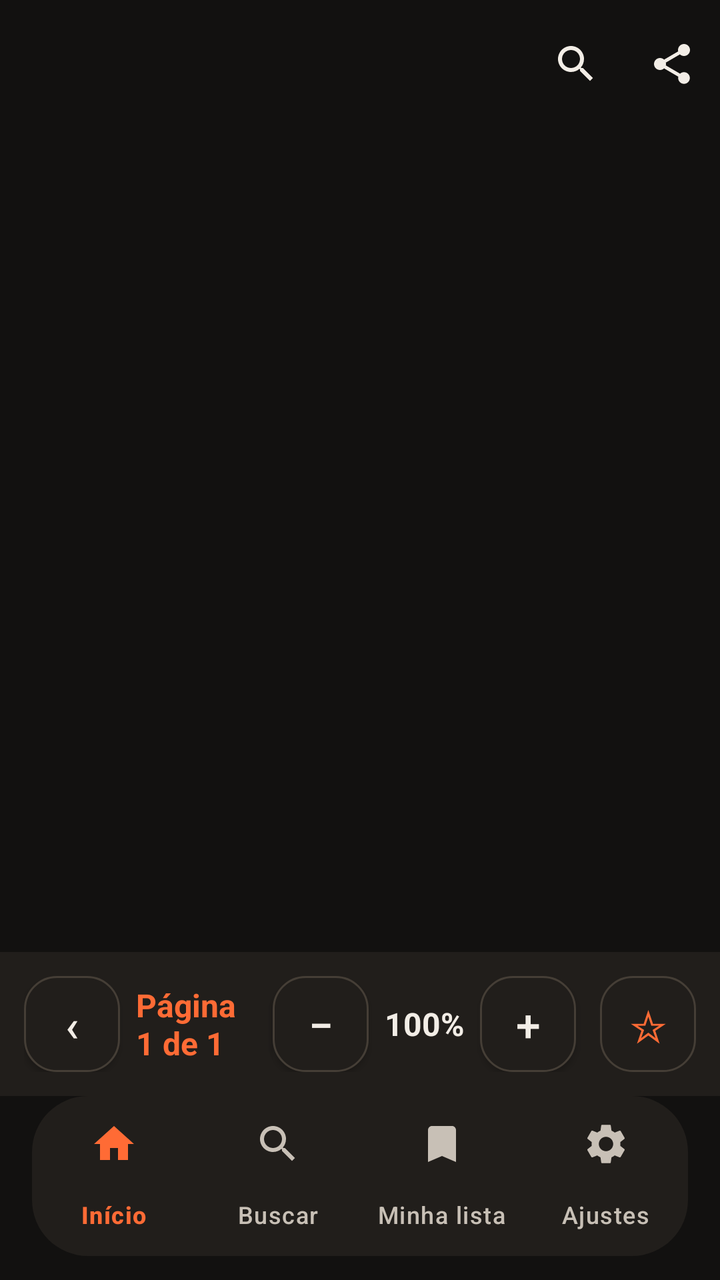
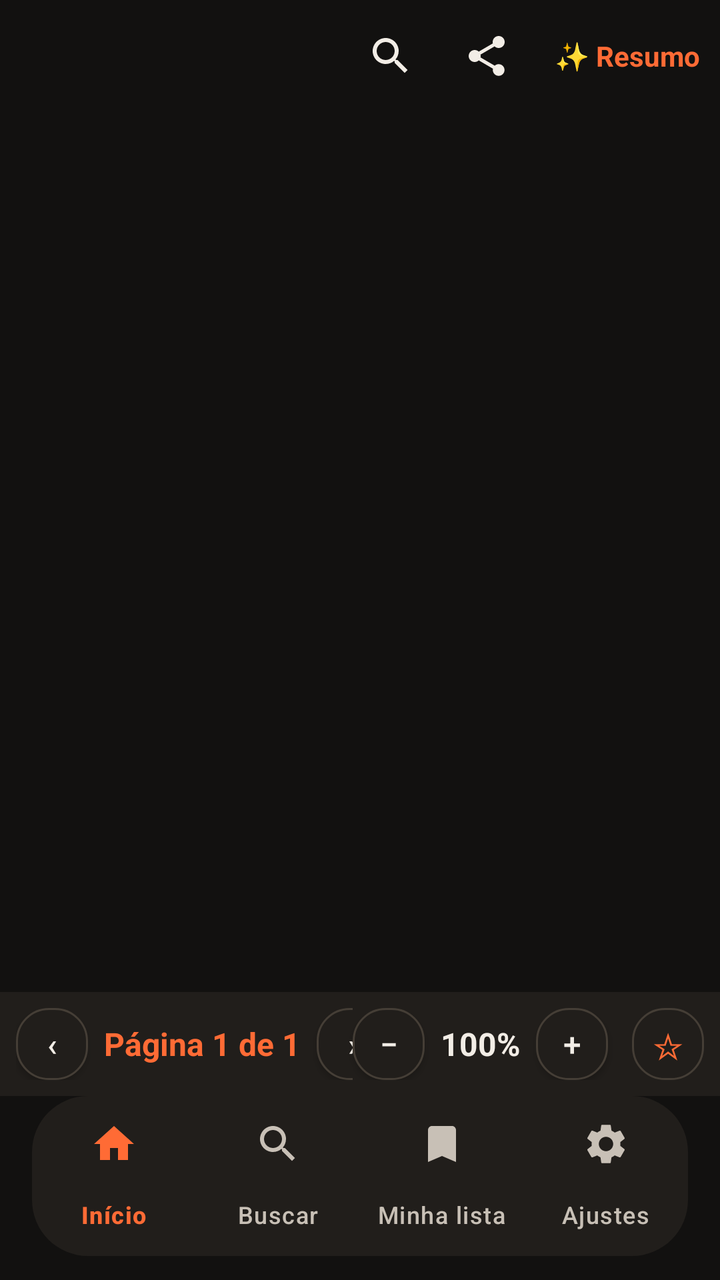

The first picture is an Android layout as it rendered before a commit; the second is the same layout after the commit. The layout source and the unified diff follow.
<!-- AndroidManifest.xml: application theme Theme.BiBiFit -->
<!-- res/layout/activity_pdf_reader.xml -->
<?xml version="1.0" encoding="utf-8"?>
<LinearLayout xmlns:android="http://schemas.android.com/apk/res/android"
    xmlns:app="http://schemas.android.com/apk/res-auto"
    android:layout_width="match_parent"
    android:layout_height="match_parent"
    android:background="@color/md_background"
    android:orientation="vertical">

    <com.google.android.material.appbar.MaterialToolbar
        android:id="@+id/toolbar"
        android:layout_width="match_parent"
        android:layout_height="64dp"
        android:background="@color/md_background"
        android:elevation="0dp"
        app:navigationIconTint="@color/md_primary"
        app:titleTextAppearance="@style/TextAppearance.Material3.TitleLarge"
        app:titleTextColor="@color/md_on_surface">

        <LinearLayout
            android:layout_width="wrap_content"
            android:layout_height="match_parent"
            android:layout_gravity="end"
            android:gravity="center_vertical"
            android:orientation="horizontal">

            <ImageView
                android:id="@+id/btnSearch"
                android:layout_width="48dp"
                android:layout_height="48dp"
                android:clickable="true"
                android:contentDescription="Buscar no texto"
                android:focusable="true"
                android:padding="12dp"
                android:src="@drawable/ic_search"
                android:tint="@color/md_on_surface" />

            <ImageView
                android:id="@+id/btnShare"
                android:layout_width="48dp"
                android:layout_height="48dp"
                android:clickable="true"
                android:contentDescription="Compartilhar"
                android:focusable="true"
                android:padding="12dp"
                android:src="@drawable/ic_share"
                android:tint="@color/md_on_surface" />
        </LinearLayout>
    </com.google.android.material.appbar.MaterialToolbar>

    
    <LinearLayout
        android:id="@+id/searchBar"
        android:layout_width="match_parent"
        android:layout_height="wrap_content"
        android:gravity="center_vertical"
        android:orientation="horizontal"
        android:paddingHorizontal="@dimen/content_margin"
        android:paddingVertical="@dimen/spacing_sm"
        android:visibility="gone">

        <com.google.android.material.textfield.TextInputLayout
            android:layout_width="0dp"
            android:layout_height="wrap_content"
            android:layout_weight="1"
            app:boxBackgroundColor="@color/md_surface_container"
            app:boxCornerRadiusTopStart="28dp"
            app:boxCornerRadiusTopEnd="28dp"
            app:boxCornerRadiusBottomStart="28dp"
            app:boxCornerRadiusBottomEnd="28dp"
            app:boxStrokeWidth="0dp">

            <com.google.android.material.textfield.TextInputEditText
                android:id="@+id/searchInput"
                android:layout_width="match_parent"
                android:layout_height="wrap_content"
                android:hint="Buscar no texto…"
                android:imeOptions="actionSearch"
                android:inputType="text"
                android:textColor="@color/md_on_surface"
                android:textColorHint="@color/md_on_surface_variant"
                android:textSize="@dimen/text_card_subtitle" />
        </com.google.android.material.textfield.TextInputLayout>

        <TextView
            android:id="@+id/searchCount"
            android:layout_width="wrap_content"
            android:layout_height="wrap_content"
            android:layout_marginStart="@dimen/spacing_sm"
            android:textColor="@color/md_on_surface_variant"
            android:textSize="@dimen/text_card_subtitle" />

        <androidx.appcompat.widget.AppCompatButton
            android:id="@+id/btnSearchPrev"
            android:layout_width="48dp"
            android:layout_height="48dp"
            android:background="@drawable/chip_outline"
            android:focusable="true"
            android:text="‹"
            android:textColor="@color/md_on_surface"
            android:textSize="20sp" />

        <androidx.appcompat.widget.AppCompatButton
            android:id="@+id/btnSearchNext"
            android:layout_width="48dp"
            android:layout_height="48dp"
            android:layout_marginStart="@dimen/spacing_xs"
            android:background="@drawable/chip_outline"
            android:focusable="true"
            android:text="›"
            android:textColor="@color/md_on_surface"
            android:textSize="20sp" />
    </LinearLayout>

    
    <HorizontalScrollView
        android:id="@+id/pageScrollH"
        android:layout_width="match_parent"
        android:layout_height="0dp"
        android:layout_weight="1"
        android:fillViewport="true"
        android:focusable="true"
        android:scrollbars="none">

        <ScrollView
            android:id="@+id/pageScrollV"
            android:layout_width="wrap_content"
            android:layout_height="match_parent"
            android:fillViewport="true"
            android:focusable="true"
            android:scrollbars="none">

            <FrameLayout
                android:layout_width="wrap_content"
                android:layout_height="wrap_content"
                android:padding="@dimen/spacing_lg">

                <com.google.android.material.card.MaterialCardView
                    android:layout_width="wrap_content"
                    android:layout_height="wrap_content"
                    app:cardCornerRadius="@dimen/radius_md"
                    app:cardElevation="@dimen/elevation_3"
                    app:cardBackgroundColor="@android:color/white">

                    <ImageView
                        android:id="@+id/pageImage"
                        android:layout_width="wrap_content"
                        android:layout_height="wrap_content"
                        android:contentDescription="Página do PDF" />
                </com.google.android.material.card.MaterialCardView>

                <ProgressBar
                    android:id="@+id/loadingView"
                    android:layout_width="wrap_content"
                    android:layout_height="wrap_content"
                    android:layout_gravity="center"
                    android:visibility="gone" />

                <TextView
                    android:id="@+id/errorView"
                    android:layout_width="wrap_content"
                    android:layout_height="wrap_content"
                    android:layout_gravity="center"
                    android:gravity="center"
                    android:textColor="@color/md_on_surface_variant"
                    android:textSize="@dimen/text_detail_body"
                    android:visibility="gone" />
            </FrameLayout>
        </ScrollView>
    </HorizontalScrollView>

    
    <LinearLayout
        android:layout_width="match_parent"
        android:layout_height="wrap_content"
        android:background="@color/md_surface_container"
        android:gravity="center_vertical"
        android:orientation="horizontal"
        android:padding="@dimen/spacing_md">

        <LinearLayout
            android:layout_width="0dp"
            android:layout_height="wrap_content"
            android:layout_weight="1"
            android:gravity="center_vertical"
            android:orientation="horizontal">

            <androidx.appcompat.widget.AppCompatButton
                android:id="@+id/btnPrevPage"
                android:layout_width="48dp"
                android:layout_height="48dp"
                android:background="@drawable/chip_outline"
                android:focusable="true"
                android:text="‹"
                android:textColor="@color/md_on_surface"
                android:textSize="22sp" />

            <TextView
                android:id="@+id/pageLabel"
                android:layout_width="wrap_content"
                android:layout_height="wrap_content"
                android:layout_marginHorizontal="@dimen/spacing_sm"
                android:clickable="true"
                android:focusable="true"
                android:text="Página 1 de 1"
                android:textColor="@color/md_primary"
                android:textSize="@dimen/text_card_title"
                android:textStyle="bold" />

            <androidx.appcompat.widget.AppCompatButton
                android:id="@+id/btnNextPage"
                android:layout_width="48dp"
                android:layout_height="48dp"
                android:background="@drawable/chip_outline"
                android:focusable="true"
                android:text="›"
                android:textColor="@color/md_on_surface"
                android:textSize="22sp" />
        </LinearLayout>

        <androidx.appcompat.widget.AppCompatButton
            android:id="@+id/btnZoomOut"
            android:layout_width="48dp"
            android:layout_height="48dp"
            android:background="@drawable/chip_outline"
            android:focusable="true"
            android:text="−"
            android:textColor="@color/md_on_surface"
            android:textSize="22sp" />

        <TextView
            android:id="@+id/zoomLabel"
            android:layout_width="wrap_content"
            android:layout_height="wrap_content"
            android:layout_marginHorizontal="@dimen/spacing_sm"
            android:text="100%"
            android:textColor="@color/md_on_surface"
            android:textSize="@dimen/text_card_title"
            android:textStyle="bold" />

        <androidx.appcompat.widget.AppCompatButton
            android:id="@+id/btnZoomIn"
            android:layout_width="48dp"
            android:layout_height="48dp"
            android:background="@drawable/chip_outline"
            android:focusable="true"
            android:text="+"
            android:textColor="@color/md_on_surface"
            android:textSize="22sp" />

        <TextView
            android:id="@+id/btnBookmark"
            android:layout_width="48dp"
            android:layout_height="48dp"
            android:layout_marginStart="@dimen/spacing_md"
            android:background="@drawable/chip_outline"
            android:clickable="true"
            android:focusable="true"
            android:gravity="center"
            android:text="☆"
            android:textColor="@color/md_primary"
            android:textSize="22sp" />
    </LinearLayout>

    
    <com.google.android.material.bottomnavigation.BottomNavigationView
        android:id="@+id/bottomNav"
        android:layout_width="match_parent"
        android:layout_height="wrap_content"
        android:layout_marginHorizontal="@dimen/content_margin"
        android:layout_marginBottom="@dimen/spacing_md"
        android:background="@drawable/nav_bar_background"
        android:elevation="@dimen/elevation_3"
        app:itemActiveIndicatorStyle="@style/NavIndicatorPill"
        app:itemIconTint="@color/bottom_nav_item_color"
        app:itemTextColor="@color/bottom_nav_item_color"
        app:labelVisibilityMode="labeled"
        app:menu="@menu/bottom_nav_menu" />
</LinearLayout>
<!-- resources referenced by this layout -->
<resources>
  <color name="md_background">#FF121110</color>
  <color name="md_on_surface">#FFF2EDE6</color>
  <color name="md_on_surface_variant">#FFC8C0B6</color>
  <color name="md_primary">#FFFF6B35</color>
  <color name="md_surface_container">#FF211E1B</color>
  <dimen name="content_margin">16dp</dimen>
  <dimen name="elevation_3">3dp</dimen>
  <dimen name="radius_md">12dp</dimen>
  <dimen name="spacing_lg">16dp</dimen>
  <dimen name="spacing_md">12dp</dimen>
  <dimen name="spacing_sm">8dp</dimen>
  <dimen name="spacing_xs">4dp</dimen>
  <dimen name="text_card_subtitle">14sp</dimen>
  <dimen name="text_card_title">16sp</dimen>
  <dimen name="text_detail_body">16sp</dimen>
  <!-- drawable chip_outline (drawable) -->
  <?xml version="1.0" encoding="utf-8"?>
  <shape xmlns:android="http://schemas.android.com/apk/res/android"
      android:shape="rectangle">
      <corners android:radius="16dp" />
      <solid android:color="@color/md_surface_container" />
      <stroke
          android:width="1dp"
          android:color="@color/md_outline" />
  </shape>
  <!-- drawable ic_search (drawable) -->
  <?xml version="1.0" encoding="utf-8"?>
  <vector xmlns:android="http://schemas.android.com/apk/res/android"
      android:width="24dp"
      android:height="24dp"
      android:viewportWidth="24"
      android:viewportHeight="24"
      android:tint="?attr/colorControlNormal">
      <path
          android:fillColor="@android:color/white"
          android:pathData="M15.5,14h-0.79l-0.28,-0.27C15.41,12.59 16,11.11 16,9.5 16,5.91 13.09,3 9.5,3S3,5.91 3,9.5 5.91,16 9.5,16c1.61,0 3.09,-0.59 4.23,-1.57l0.27,0.28v0.79l5,4.99L20.49,19l-4.99,-5zm-6,0C7.01,14 5,11.99 5,9.5S7.01,5 9.5,5 14,7.01 14,9.5 11.99,14 9.5,14z" />
  </vector>
  <!-- drawable nav_bar_background (drawable) -->
  <?xml version="1.0" encoding="utf-8"?>
  <shape xmlns:android="http://schemas.android.com/apk/res/android"
      android:shape="rectangle">
      <corners android:radius="28dp" />
      <solid android:color="@color/md_surface_container" />
  </shape>
  <style name="NavIndicatorPill" parent="Widget.Material3.BottomNavigationView.ActiveIndicator">
          <item name="android:background">@drawable/nav_indicator_pill</item>
      </style>
  <color name="md_outline">#FF453E36</color>
  <!-- drawable nav_indicator_pill (drawable) -->
  <?xml version="1.0" encoding="utf-8"?>
  <shape xmlns:android="http://schemas.android.com/apk/res/android"
      android:shape="rectangle">
      <corners android:radius="@dimen/radius_pill" />
      <solid android:color="@color/hero_badge_bg" />
  </shape>
  <color name="md_on_primary">#FF241207</color>
  <color name="md_primary_container">#FF7B2D12</color>
  <color name="md_on_primary_container">#FFFFEAF1</color>
  <color name="md_secondary">#FFD9A05B</color>
  <color name="md_on_secondary">#FF241A08</color>
  <color name="md_secondary_container">#FF4A3413</color>
  <color name="md_on_secondary_container">#FFF7E8CF</color>
  <color name="md_surface">#FF1B1917</color>
  <color name="md_surface_variant">#FF2A2622</color>
  <color name="md_on_background">#FFF2EDE6</color>
  <color name="md_outline_variant">#FF2E2A26</color>
  <color name="md_error">#FFCF6679</color>
  <color name="md_on_error">#FF600014</color>
  <style name="Widget.Meggy.CardView" parent="Widget.Material3.CardView.Filled">
          <item name="cardBackgroundColor">@color/md_surface_container</item>
          <item name="cardCornerRadius">20dp</item>
          <item name="cardElevation">2dp</item>
          <item name="contentPadding">0dp</item>
          <item name="strokeWidth">0dp</item>
      </style>
  <dimen name="radius_pill">64dp</dimen>
  <color name="hero_badge_bg">#1FFF6B35</color>
  <!-- unchanged entries left out for length: 2 -->
</resources>

<!-- the commit's change to res/layout/activity_pdf_reader.xml (unified diff, before → after) -->
@@ -9,7 +9,7 @@
     <com.google.android.material.appbar.MaterialToolbar
         android:id="@+id/toolbar"
         android:layout_width="match_parent"
-        android:layout_height="64dp"
+        android:layout_height="56dp"
         android:background="@color/md_background"
         android:elevation="0dp"
         app:navigationIconTint="@color/md_primary"
@@ -44,6 +44,21 @@
                 android:padding="12dp"
                 android:src="@drawable/ic_share"
                 android:tint="@color/md_on_surface" />
+
+            
+            <TextView
+                android:id="@+id/btnSummary"
+                android:layout_width="wrap_content"
+                android:layout_height="48dp"
+                android:clickable="true"
+                android:contentDescription="Gerar resumo com a Meggy"
+                android:focusable="true"
+                android:gravity="center"
+                android:paddingHorizontal="10dp"
+                android:text="✨ Resumo"
+                android:textColor="@color/md_primary"
+                android:textSize="14sp"
+                android:textStyle="bold" />
         </LinearLayout>
     </com.google.android.material.appbar.MaterialToolbar>
 
@@ -91,82 +106,56 @@
 
         <androidx.appcompat.widget.AppCompatButton
             android:id="@+id/btnSearchPrev"
-            android:layout_width="48dp"
-            android:layout_height="48dp"
+            android:layout_width="36dp"
+            android:layout_height="36dp"
             android:background="@drawable/chip_outline"
             android:focusable="true"
             android:text="‹"
             android:textColor="@color/md_on_surface"
-            android:textSize="20sp" />
+            android:textSize="16sp" />
 
         <androidx.appcompat.widget.AppCompatButton
             android:id="@+id/btnSearchNext"
-            android:layout_width="48dp"
-            android:layout_height="48dp"
+            android:layout_width="36dp"
+            android:layout_height="36dp"
             android:layout_marginStart="@dimen/spacing_xs"
             android:background="@drawable/chip_outline"
             android:focusable="true"
             android:text="›"
             android:textColor="@color/md_on_surface"
-            android:textSize="20sp" />
+            android:textSize="16sp" />
     </LinearLayout>
 
     
-    <HorizontalScrollView
-        android:id="@+id/pageScrollH"
+    <FrameLayout
         android:layout_width="match_parent"
         android:layout_height="0dp"
-        android:layout_weight="1"
-        android:fillViewport="true"
-        android:focusable="true"
-        android:scrollbars="none">
-
-        <ScrollView
-            android:id="@+id/pageScrollV"
-            android:layout_width="wrap_content"
+        android:layout_weight="1">
+
+        <androidx.recyclerview.widget.RecyclerView
+            android:id="@+id/pdfPages"
+            android:layout_width="match_parent"
             android:layout_height="match_parent"
-            android:fillViewport="true"
-            android:focusable="true"
-            android:scrollbars="none">
-
-            <FrameLayout
-                android:layout_width="wrap_content"
-                android:layout_height="wrap_content"
-                android:padding="@dimen/spacing_lg">
-
-                <com.google.android.material.card.MaterialCardView
-                    android:layout_width="wrap_content"
-                    android:layout_height="wrap_content"
-                    app:cardCornerRadius="@dimen/radius_md"
-                    app:cardElevation="@dimen/elevation_3"
-                    app:cardBackgroundColor="@android:color/white">
-
-                    <ImageView
-                        android:id="@+id/pageImage"
-                        android:layout_width="wrap_content"
-                        android:layout_height="wrap_content"
-                        android:contentDescription="Página do PDF" />
-                </com.google.android.material.card.MaterialCardView>
-
-                <ProgressBar
-                    android:id="@+id/loadingView"
-                    android:layout_width="wrap_content"
-                    android:layout_height="wrap_content"
-                    android:layout_gravity="center"
-                    android:visibility="gone" />
-
-                <TextView
-                    android:id="@+id/errorView"
-                    android:layout_width="wrap_content"
-                    android:layout_height="wrap_content"
-                    android:layout_gravity="center"
-                    android:gravity="center"
-                    android:textColor="@color/md_on_surface_variant"
-                    android:textSize="@dimen/text_detail_body"
-                    android:visibility="gone" />
-            </FrameLayout>
-        </ScrollView>
-    </HorizontalScrollView>
+            android:focusable="true"
+            android:scrollbars="vertical" />
+
+        <ProgressBar
+            android:id="@+id/loadingView"
+            android:layout_width="wrap_content"
+            android:layout_height="wrap_content"
+            android:layout_gravity="center"
+            android:visibility="gone" />
+
+        <TextView
+            android:id="@+id/errorView"
+            android:layout_width="wrap_content"
+            android:layout_height="wrap_content"
+            android:layout_gravity="center"
+            android:gravity="center"
+            android:textColor="@color/md_on_surface_variant"
+            android:textSize="@dimen/text_detail_body"
+            android:visibility="gone" />
+    </FrameLayout>
 
     
     <LinearLayout
@@ -175,7 +164,7 @@
         android:background="@color/md_surface_container"
         android:gravity="center_vertical"
         android:orientation="horizontal"
-        android:padding="@dimen/spacing_md">
+        android:padding="@dimen/spacing_sm">
 
         <LinearLayout
             android:layout_width="0dp"
@@ -186,13 +175,13 @@
 
             <androidx.appcompat.widget.AppCompatButton
                 android:id="@+id/btnPrevPage"
-                android:layout_width="48dp"
-                android:layout_height="48dp"
+                android:layout_width="36dp"
+                android:layout_height="36dp"
                 android:background="@drawable/chip_outline"
                 android:focusable="true"
                 android:text="‹"
                 android:textColor="@color/md_on_surface"
-                android:textSize="22sp" />
+                android:textSize="16sp" />
 
             <TextView
                 android:id="@+id/pageLabel"
@@ -208,24 +197,24 @@
 
             <androidx.appcompat.widget.AppCompatButton
                 android:id="@+id/btnNextPage"
-                android:layout_width="48dp"
-                android:layout_height="48dp"
+                android:layout_width="36dp"
+                android:layout_height="36dp"
                 android:background="@drawable/chip_outline"
                 android:focusable="true"
                 android:text="›"
                 android:textColor="@color/md_on_surface"
-                android:textSize="22sp" />
+                android:textSize="16sp" />
         </LinearLayout>
 
         <androidx.appcompat.widget.AppCompatButton
             android:id="@+id/btnZoomOut"
-            android:layout_width="48dp"
-            android:layout_height="48dp"
+            android:layout_width="36dp"
+            android:layout_height="36dp"
             android:background="@drawable/chip_outline"
             android:focusable="true"
             android:text="−"
             android:textColor="@color/md_on_surface"
-            android:textSize="22sp" />
+            android:textSize="16sp" />
 
         <TextView
             android:id="@+id/zoomLabel"
@@ -239,18 +228,18 @@
 
         <androidx.appcompat.widget.AppCompatButton
             android:id="@+id/btnZoomIn"
-            android:layout_width="48dp"
-            android:layout_height="48dp"
+            android:layout_width="36dp"
+            android:layout_height="36dp"
             android:background="@drawable/chip_outline"
             android:focusable="true"
             android:text="+"
             android:textColor="@color/md_on_surface"
-            android:textSize="22sp" />
+            android:textSize="16sp" />
 
         <TextView
             android:id="@+id/btnBookmark"
-            android:layout_width="48dp"
-            android:layout_height="48dp"
+            android:layout_width="36dp"
+            android:layout_height="36dp"
             android:layout_marginStart="@dimen/spacing_md"
             android:background="@drawable/chip_outline"
             android:clickable="true"
@@ -258,7 +247,7 @@
             android:gravity="center"
             android:text="☆"
             android:textColor="@color/md_primary"
-            android:textSize="22sp" />
+            android:textSize="18sp" />
     </LinearLayout>
 
     
<!-- resource entries referenced after the edit -->
@@ -7,8 +7,6 @@
   <color name="md_surface_container">#FF211E1B</color>
   <dimen name="content_margin">16dp</dimen>
   <dimen name="elevation_3">3dp</dimen>
-  <dimen name="radius_md">12dp</dimen>
-  <dimen name="spacing_lg">16dp</dimen>
   <dimen name="spacing_md">12dp</dimen>
   <dimen name="spacing_sm">8dp</dimen>
   <dimen name="spacing_xs">4dp</dimen>
